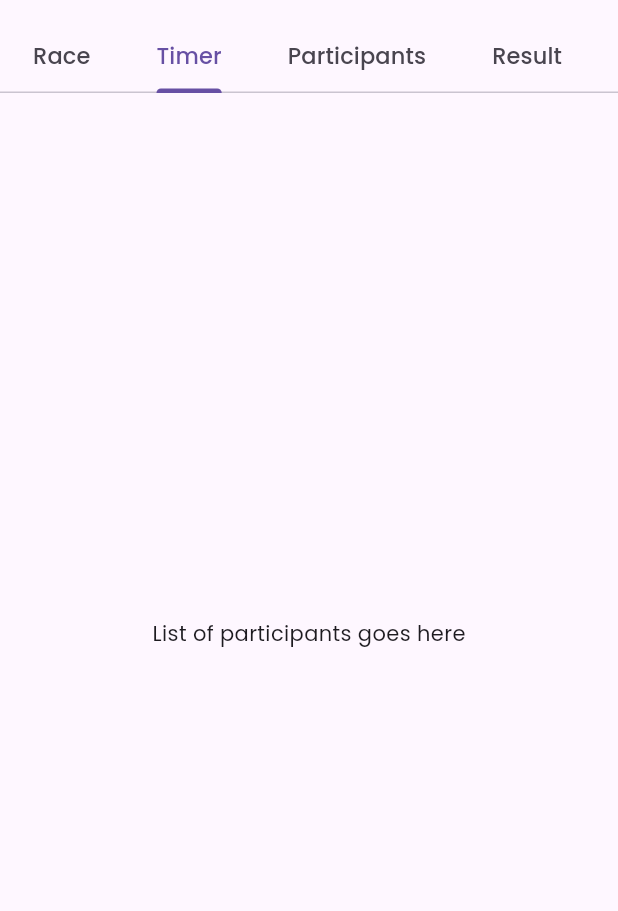
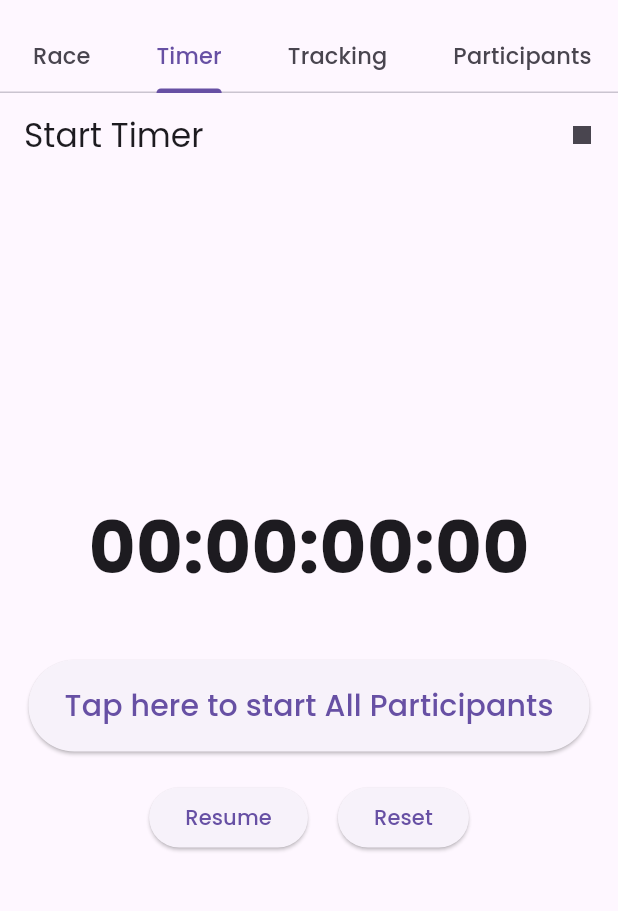
Before and after one commit to nangdypanhar/flutter-project, a Flutter app: the screen it shows after launch, tab 2 chosen, on a phone screen of 412 x 824 dp, the part 63-974 px from its top. Run offline on Flutter 3.47's test engine with Material 3 defaults, Android fonts, the phone set to English and light mode, and no system bars.

Commit message:
Timer for event manager done

```diff
--- /dev/null
+++ b/lib/timer_service.dart
@@ -0,0 +1,58 @@
+
+import 'dart:async';
+import 'package:flutter/foundation.dart';
+
+class TimerService {
+  TimerService._internal();
+
+  static final TimerService _instance = TimerService._internal();
+  factory TimerService() => _instance;
+
+  final Stopwatch _stopwatch = Stopwatch();
+  Timer? _timer;
+
+
+  final ValueNotifier<Duration> elapsed = ValueNotifier(Duration.zero);
+
+  bool get isRunning => _stopwatch.isRunning;
+
+
+  void start() {
+    _stopwatch.reset();
+    _stopwatch.start();
+    _timer?.cancel();
+    // Update every 10 milliseconds to capture centiseconds.
+    _timer = Timer.periodic(const Duration(milliseconds: 10), (_) {
+      elapsed.value = _stopwatch.elapsed;
+    });
+  }
+
+
+  void pause() {
+    _timer?.cancel();
+    _stopwatch.stop();
+  }
+
+  void resume() {
+    if (!_stopwatch.isRunning && _stopwatch.elapsed > Duration.zero) {
+      _stopwatch.start();
+      _timer?.cancel();
+      _timer = Timer.periodic(const Duration(milliseconds: 10), (_) {
+        elapsed.value = _stopwatch.elapsed;
+      });
+    }
+  }
+
+
+  void stop() {
+    _timer?.cancel();
+    _stopwatch.stop();
+  }
+
+
+  void reset() {
+    stop();
+    _stopwatch.reset();
+    elapsed.value = Duration.zero;
+  }
+}
--- a/lib/view/event/event_view.dart
+++ b/lib/view/event/event_view.dart
@@ -1,5 +1,7 @@
 import 'package:flutter/material.dart';
 import 'package:flutter_project/widgets/participant_content.dart';
+import 'package:flutter_project/widgets/start_timer_page.dart';
+import 'package:flutter_project/widgets/time_tracker_screen.dart';
 
 class EventView extends StatelessWidget {
   const EventView({super.key});
@@ -7,7 +9,7 @@ class EventView extends StatelessWidget {
   @override
   Widget build(BuildContext context) {
     return DefaultTabController(
-      length: 4,
+      length: 5,
       child: Scaffold(
         appBar: AppBar(
           title: Text("Swimming Event", style: TextStyle(color: Colors.black)),
@@ -18,8 +20,15 @@ class EventView extends StatelessWidget {
             labelPadding: EdgeInsets.symmetric(horizontal: 22),
 
             tabs: [
-              Tab(child: Text("Race", style: TextStyle(fontSize: 15))), // replace this with race_content
-              Tab(child: Text("Timer", style: TextStyle(fontSize: 15))), // replace this with time_content
+              Tab(
+                child: Text("Race", style: TextStyle(fontSize: 15)),
+              ), // replace this with race_content
+              Tab(
+                child: Text("Timer", style: TextStyle(fontSize: 15)),
+              ), // replace this with time_content
+              Tab(
+                child: Text("Tracking", style: TextStyle(fontSize: 15)),
+              ), // replace this with participant_content
               Tab(child: Text("Participants", style: TextStyle(fontSize: 15))),
               Tab(child: Text("Result", style: TextStyle(fontSize: 15))),
             ],
@@ -28,7 +37,9 @@ class EventView extends StatelessWidget {
         body: TabBarView(
           children: [
             Center(child: Text("This is the event overview")),
-            Center(child: Text("List of participants goes here")),
+            // Center(child: Text("List of participants goes here")),
+            StartTimerScreen(),
+            ParticipantProgressScreen(),
             ParticipantContent(),
             Center(child: Text("Another Participants view")),
           ],
--- /dev/null
+++ b/lib/widgets/start_timer_page.dart
@@ -0,0 +1,124 @@
+
+import 'package:flutter/material.dart';
+import 'package:flutter_project/timer_service.dart';
+
+/// Helper function to convert a Duration to HH:MM:SS:CS format.
+String formatDuration(Duration duration) {
+  final int hours = duration.inHours;
+  final int minutes = duration.inMinutes % 60;
+  final int seconds = duration.inSeconds % 60;
+  // Calculate centiseconds (1 centisecond = 10 milliseconds)
+  final int centiseconds = (duration.inMilliseconds ~/ 10) % 100;
+  return '${hours.toString().padLeft(2, '0')}:'
+      '${minutes.toString().padLeft(2, '0')}:'
+      '${seconds.toString().padLeft(2, '0')}:'
+      '${centiseconds.toString().padLeft(2, '0')}';
+}
+
+class StartTimerScreen extends StatefulWidget {
+  const StartTimerScreen({super.key});
+
+  @override
+  State<StartTimerScreen> createState() => _StartTimerScreenState();
+}
+
+class _StartTimerScreenState extends State<StartTimerScreen> {
+  // Local variable to track if the timer is paused (for toggling the button text).
+  bool isPaused = false;
+
+  @override
+  Widget build(BuildContext context) {
+    return Scaffold(
+      appBar: AppBar(
+        title: const Text("Start Timer"),
+        actions: [
+          IconButton(
+            icon: const Icon(Icons.stop),
+            tooltip: "Stop Race",
+            onPressed: () {
+              TimerService().stop();
+              setState(() {
+                isPaused = false;
+              });
+            },
+          ),
+        ],
+      ),
+      body: Center(
+        child: SingleChildScrollView(
+          child: Column(
+            mainAxisAlignment: MainAxisAlignment.center,
+            children: [
+              // Display the timer using a ValueListenableBuilder.
+              ValueListenableBuilder<Duration>(
+                valueListenable: TimerService().elapsed,
+                builder: (context, duration, child) {
+                  return Text(
+                    formatDuration(duration),
+                    style: const TextStyle(
+                      fontSize: 48,
+                      fontWeight: FontWeight.bold,
+                    ),
+                  );
+                },
+              ),
+              const SizedBox(height: 40),
+              ElevatedButton(
+                onPressed: () {
+                  TimerService().start();
+                  setState(() {
+                    isPaused = false;
+                  });
+                },
+                style: ElevatedButton.styleFrom(
+                  padding: const EdgeInsets.symmetric(
+                    horizontal: 24,
+                    vertical: 16,
+                  ),
+                ),
+                child: const Text(
+                  "Tap here to start All Participants",
+                  style: TextStyle(fontSize: 20),
+                ),
+              ),
+              const SizedBox(height: 20),
+              Row(
+                mainAxisAlignment: MainAxisAlignment.center,
+                children: [
+                  ElevatedButton(
+                    onPressed: () {
+                      if (TimerService().isRunning) {
+                        TimerService().pause();
+                        setState(() {
+                          isPaused = true;
+                        });
+                      } else {
+                        if (TimerService().elapsed.value > Duration.zero) {
+                          TimerService().resume();
+                          setState(() {
+                            isPaused = false;
+                          });
+                        }
+                      }
+                    },
+                    child: Text(TimerService().isRunning ? "Pause" : "Resume"),
+                  ),
+                  const SizedBox(width: 20),
+                  ElevatedButton(
+                    onPressed: () {
+                      TimerService().reset();
+                      setState(() {
+                        isPaused = false;
+                      });
+                    },
+                    child: const Text("Reset"),
+                  ),
+                ],
+              ),
+            ],
+          ),
+        ),
+      ),
+    );
+  }
+}
```
Also changed, not shown: lib/widgets/time_tracker_screen.dart (added, +98 -0 lines).
